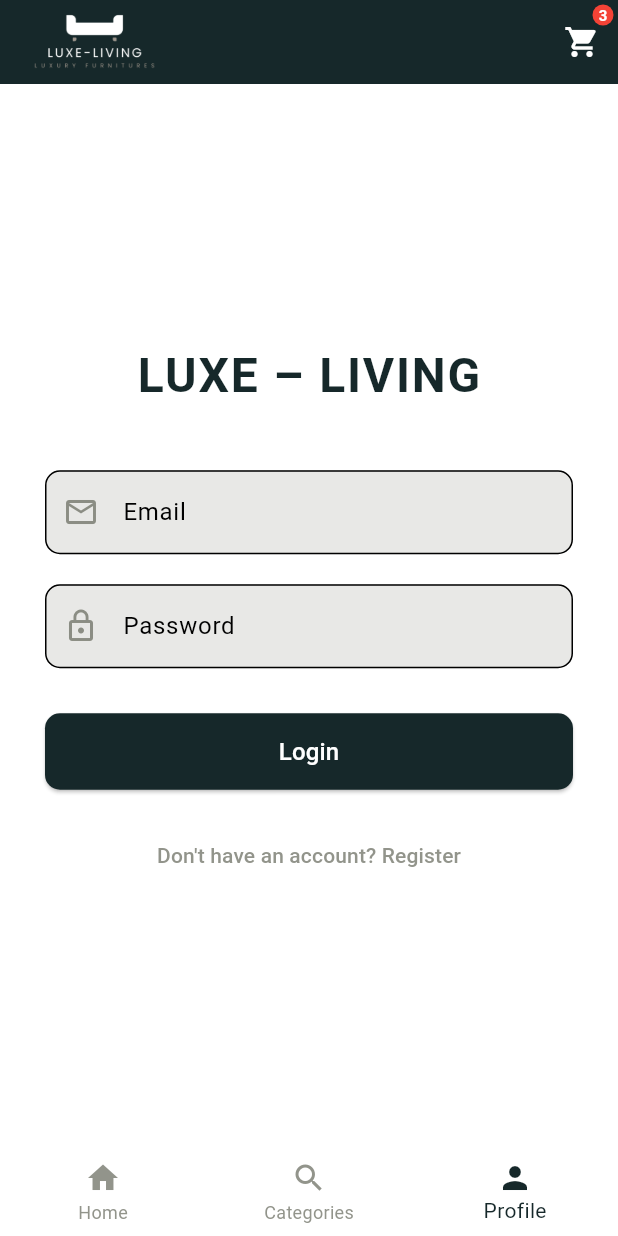
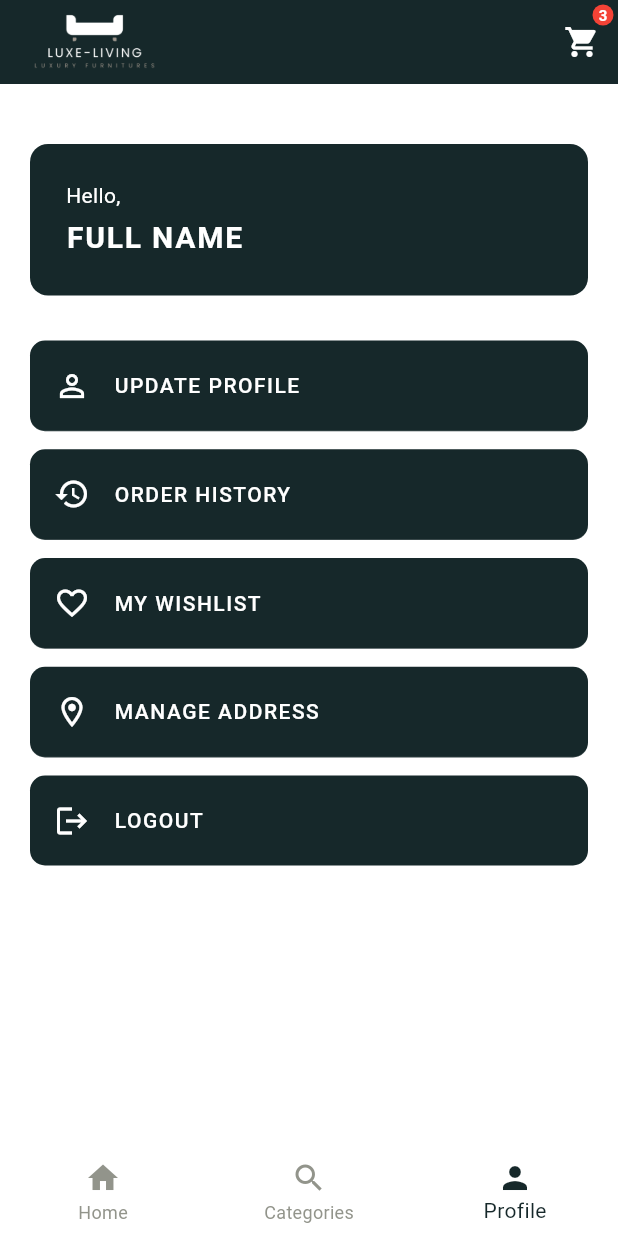
Before and after one commit to shalindri0426/shalindri_flutter, a Flutter app: the MainAppscreen screen opened directly, item 3 of the bottom bar chosen, on a phone screen of 412 x 824 dp. Run offline on Flutter 3.47's test engine with Material 3 defaults, Android fonts, the phone set to English and light mode, and no system bars; our stand-ins replace google_fonts.

Commit message:
profile screen

```diff
--- a/lib/screens/login_screen.dart
+++ b/lib/screens/login_screen.dart
@@ -1,6 +1,7 @@
 import 'package:flutter/material.dart';
 import 'package:luxe_living/screens/home_screen.dart';
 import 'package:luxe_living/screens/register_screen.dart';
+import 'package:luxe_living/screens/main_appscreen.dart';
 
 class LoginPage extends StatefulWidget {
   const LoginPage({super.key});
@@ -18,7 +19,7 @@ class _LoginPageState extends State<LoginPage> {
     if (_formKey.currentState!.validate()) {
       Navigator.pushReplacement(
         context,
-        MaterialPageRoute(builder: (context) => const HomeScreen()),
+        MaterialPageRoute(builder: (context) => const MainAppscreen()),
       );
       ScaffoldMessenger.of(context)
           .showSnackBar(const SnackBar(content: Text("Logging in...")));
--- a/lib/screens/main_appscreen.dart
+++ b/lib/screens/main_appscreen.dart
@@ -1,6 +1,7 @@
 import 'package:flutter/material.dart';
 import 'package:luxe_living/screens/home_screen.dart';
 import 'package:luxe_living/screens/login_screen.dart';
+import 'package:luxe_living/screens/profile_screen.dart';
 
 class MainAppscreen extends StatefulWidget {
   const MainAppscreen({super.key});
@@ -15,7 +16,7 @@ class _MainAppscreenState extends State<MainAppscreen> {
   final List<Widget> pages = [
     const HomeScreen(),
     const Scaffold(body: Center(child: Text('Categories Screen Placeholder'))),
-    const LoginPage(),
+    const ProfileScreen(),
   ];
 
   @override
--- a/lib/screens/placeOrder_screen.dart
+++ b/lib/screens/placeOrder_screen.dart
@@ -9,6 +9,7 @@ class PlaceOrderForm extends StatefulWidget {
 
 class _PlaceOrderFormState extends State<PlaceOrderForm> {
   final _formKey = GlobalKey<FormState>();
+
 
   final TextEditingController nameController = TextEditingController();
   final TextEditingController emailController = TextEditingController();
--- a/lib/screens/product_detail_screen.dart
+++ b/lib/screens/product_detail_screen.dart
@@ -186,7 +186,7 @@ class _ProductDetailScreenState extends State<ProductDetailScreen> {
                                     width: 60,
                                     decoration: BoxDecoration(
                                       color: isSelected
-                                          ? theme.colorScheme.onBackground
+                                          ? theme.colorScheme.onSurface
                                           : theme.colorScheme.background,
                                       border: Border.all(
                                         color: isSelected
--- /dev/null
+++ b/lib/screens/profile_screen.dart
@@ -0,0 +1,87 @@
+import 'package:flutter/material.dart';
+
+class ProfileScreen extends StatelessWidget {
+  const ProfileScreen({super.key});
+
+  @override
+  Widget build(BuildContext context) {
+    final theme = Theme.of(context);
+    final backgroundColor = theme.primaryColor;
+    final textColor = theme.colorScheme.onPrimary;
+    final borderColor = theme.colorScheme.onPrimary.withOpacity(0.2);
+
+    return Scaffold(
+      backgroundColor: theme.scaffoldBackgroundColor,
+      body: Padding(
+        padding: const EdgeInsets.symmetric(horizontal: 20, vertical: 40),
+        child: Column(
+          crossAxisAlignment: CrossAxisAlignment.start,
+          children: [
+            // Greeting Box
+            Container(
+              width: double.infinity,
+              padding: const EdgeInsets.all(24),
+              decoration: BoxDecoration(
+                color: backgroundColor,
+                borderRadius: BorderRadius.circular(12),
+              ),
+              child: Column(
+                crossAxisAlignment: CrossAxisAlignment.start,
+                children: [
+                  Text("Hello,", style: TextStyle(color: textColor)),
+                  const SizedBox(height: 4),
+                  Text(
+                    "FULL NAME",
+                    style: TextStyle(
+                      color: textColor,
+                      fontSize: 20,
+                      fontWeight: FontWeight.bold,
+                      letterSpacing: 1.2,
+                    ),
+                  ),
+                ],
+              ),
+            ),
+            const SizedBox(height: 30),
+
+            // Menu Items
+            _buildMenuItem(Icons.person_outline, "Update Profile", textColor, backgroundColor, borderColor),
+            _buildMenuItem(Icons.history, "Order History", textColor, backgroundColor, borderColor),
+            _buildMenuItem(Icons.favorite_border, "My Wishlist", textColor, backgroundColor, borderColor),
+            _buildMenuItem(Icons.location_on_outlined, "Manage Address", textColor, backgroundColor, borderColor),
+            _buildMenuItem(Icons.logout, "Logout", textColor, backgroundColor, null),
+          ],
+        ),
+      ),
+    );
+  }
+
+  Widget _buildMenuItem(IconData icon, String title, Color textColor, Color bgColor, Color? borderColor) {
+    return Container(
+      width: double.infinity,
+      margin: const EdgeInsets.only(bottom: 12),
+      padding: const EdgeInsets.symmetric(vertical: 18, horizontal: 16),
+      decoration: BoxDecoration(
+        color: bgColor,
+        borderRadius: BorderRadius.circular(10),
+        border: borderColor != null ? Border(
+          bottom: BorderSide(color: borderColor, width: 0.5),
+        ) : null,
+      ),
+      child: Row(
+        children: [
+          Icon(icon, color: textColor),
+          const SizedBox(width: 16),
+          Text(
+            title.toUpperCase(),
+            style: TextStyle(
+              color: textColor,
+              fontWeight: FontWeight.w500,
+              letterSpacing: 1,
+            ),
+          ),
+        ],
+      ),
+    );
+  }
+}
```
Also changed, not shown: lib/main.dart (+4 -3 lines), lib/models/product_model.dart (+85 -0 lines), lib/screens/category_products.dart (+56 -25 lines).
